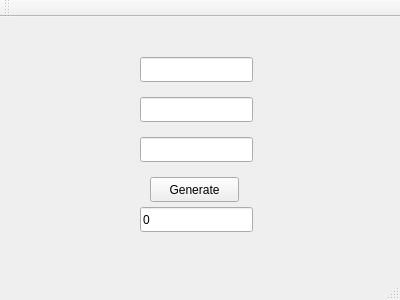
evintila/password_derivator, file src/mainwindow.ui: the form before one commit.
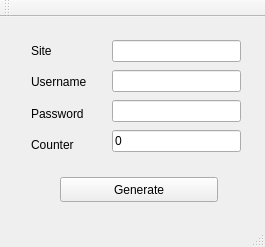
The form after the commit.

Commit message: moved password generation in its own class. hashing function is now sha3-256. UI redesigned

What changed in the file:
```diff
--- a/src/mainwindow.ui
+++ b/src/mainwindow.ui
@@ -6,40 +6,94 @@
    <rect>
     <x>0</x>
     <y>0</y>
-    <width>400</width>
-    <height>300</height>
+    <width>265</width>
+    <height>247</height>
    </rect>
   </property>
+  <property name="minimumSize">
+   <size>
+    <width>265</width>
+    <height>247</height>
+   </size>
+  </property>
   <property name="windowTitle">
    <string>MainWindow</string>
   </property>
   <widget class="QWidget" name="centralWidget">
-   <widget class="QLineEdit" name="site_lineEdit">
+   <widget class="QWidget" name="verticalLayoutWidget">
     <property name="geometry">
      <rect>
-      <x>140</x>
-      <y>40</y>
-      <width>113</width>
-      <height>25</height>
+      <x>101</x>
+      <y>10</y>
+      <width>151</width>
+      <height>141</height>
      </rect>
     </property>
+    <layout class="QVBoxLayout" name="verticalLayout">
+     <item>
+      <widget class="QLineEdit" name="site_lineEdit"/>
+     </item>
+     <item>
+      <widget class="QLineEdit" name="username_lineEdit"/>
+     </item>
+     <item>
+      <widget class="QLineEdit" name="password_lineEdit"/>
+     </item>
+     <item>
+      <widget class="QLineEdit" name="counter_lineEdit">
+       <property name="text">
+        <string>0</string>
+       </property>
+      </widget>
+     </item>
+    </layout>
    </widget>
-   <widget class="QLineEdit" name="username_lineEdit">
+   <widget class="QWidget" name="verticalLayoutWidget_2">
     <property name="geometry">
      <rect>
-      <x>140</x>
-      <y>80</y>
-      <width>113</width>
-      <height>25</height>
+      <x>20</x>
+      <y>10</y>
+      <width>81</width>
+      <height>141</height>
      </rect>
     </property>
+    <layout class="QVBoxLayout" name="verticalLayout_2">
+     <item>
+      <widget class="QLabel" name="label">
+       <property name="text">
+        <string>Site</string>
+       </property>
+      </widget>
+     </item>
+     <item>
+      <widget class="QLabel" name="label_2">
+       <property name="text">
+        <string>Username</string>
+       </property>
+      </widget>
+     </item>
+     <item>
+      <widget class="QLabel" name="label_3">
+       <property name="text">
+        <string>Password</string>
+       </property>
+      </widget>
+     </item>
+     <item>
+      <widget class="QLabel" name="label_4">
+       <property name="text">
+        <string>Counter</string>
+       </property>
+      </widget>
+     </item>
+    </layout>
    </widget>
    <widget class="QPushButton" name="generate_pushButton">
     <property name="geometry">
      <rect>
-      <x>150</x>
+      <x>60</x>
       <y>160</y>
-      <width>89</width>
+      <width>158</width>
       <height>25</height>
      </rect>
     </property>
@@ -47,29 +101,6 @@
      <string>Generate</string>
     </property>
    </widget>
-   <widget class="QLineEdit" name="password_lineEdit">
-    <property name="geometry">
-     <rect>
-      <x>140</x>
-      <y>120</y>
-      <width>113</width>
-      <height>25</height>
-     </rect>
-    </property>
-   </widget>
-   <widget class="QLineEdit" name="counter_lineEdit">
-    <property name="geometry">
-     <rect>
-      <x>140</x>
-      <y>190</y>
-      <width>113</width>
-      <height>25</height>
-     </rect>
-    </property>
-    <property name="text">
-     <string>0</string>
-    </property>
-   </widget>
   </widget>
   <widget class="QMenuBar" name="menuBar">
    <property name="geometry">
```
Left out of the diff: 11 changed lines with no effect on the pictures. The commit also changes 6 other files.
